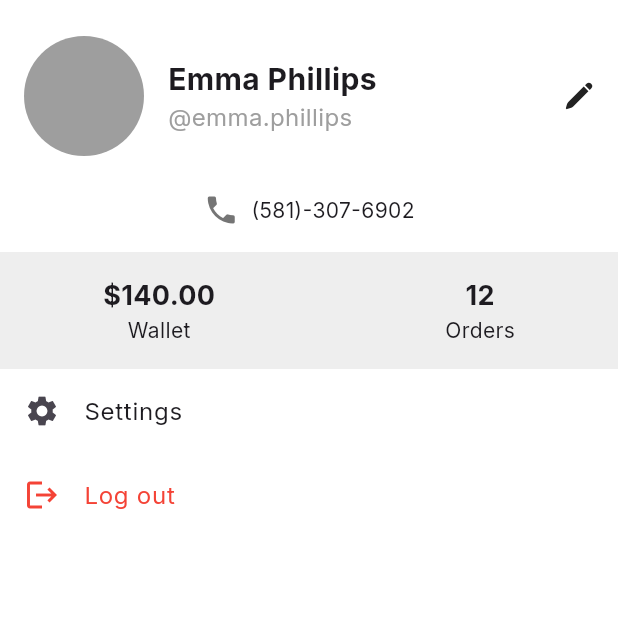
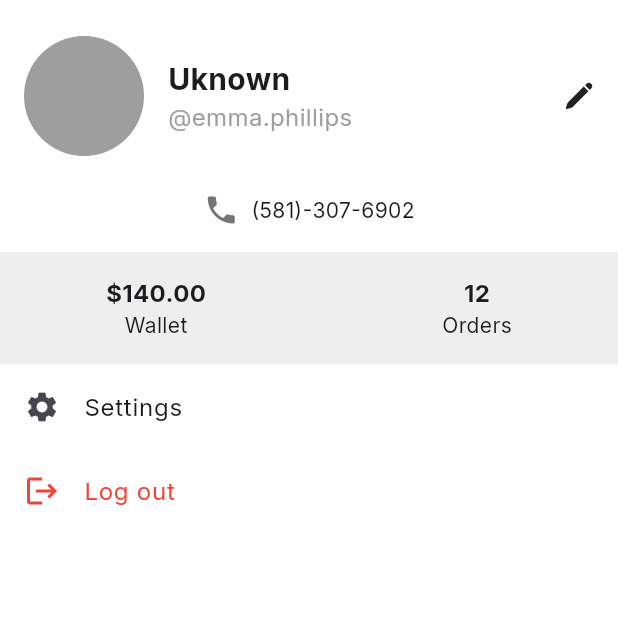
Before and after one commit to aurelwidyanti/wesbeng, a Flutter app: the ProfileScreen screen opened directly, after a tap on "Log out", on a phone screen of 412 x 824 dp, the top half of it. Run offline on Flutter 3.47's test engine with Material 3 defaults, Android fonts, the phone set to English and light mode, and no system bars; our stand-ins replace flutter_svg, form_field_validator, heroicons_flutter, shared_preferences; accounts and stored records are empty; network calls fail.

Commit message:
refactor: Implement user logout functionality and display user information in ProfileScreen

```diff
--- a/lib/screens/profile/profile_screen.dart
+++ b/lib/screens/profile/profile_screen.dart
@@ -1,5 +1,10 @@
 import 'package:flutter/material.dart';
 import 'package:heroicons_flutter/heroicons_flutter.dart';
+import 'package:provider/provider.dart';
+import 'package:wesbeng/helpers/sp_helper.dart';
+import 'package:wesbeng/providers/user_provider.dart';
+import 'package:wesbeng/screens/auth/login_screen.dart';
+import 'package:wesbeng/services/api_service.dart';
 
 class ProfileScreen extends StatefulWidget {
   const ProfileScreen({Key? key}) : super(key: key);
@@ -9,8 +14,39 @@ class ProfileScreen extends StatefulWidget {
 }
 
 class _ProfileScreenState extends State<ProfileScreen> {
+  final ApiService apiService = ApiService();
+
+  Future<void> _logout() async {
+    final response = await apiService.post('logout', {});
+    print(response.statusCode);
+    if (response.statusCode == 200) {
+      await SharedPreferencesHelper.clearAccessToken();
+      Navigator.pushAndRemoveUntil(
+        context,
+        MaterialPageRoute(
+          builder: (context) => const LoginScreen(),
+        ),
+        (_) => true,
+      );
+    } else {
+      ScaffoldMessenger.of(context).showSnackBar(
+        const SnackBar(
+          content: Text("An error occurred"),
+        ),
+      );
+    }
+  }
+
   @override
   Widget build(BuildContext context) {
+    final userProvider = Provider.of<UserProvider>(context);
+
+    if (userProvider.isFetching) {
+      return const Center(child: CircularProgressIndicator());
+    }
+
+    final user = userProvider.user;
+
     return Scaffold(
       backgroundColor: Colors.white,
       body: SafeArea(
@@ -20,34 +56,34 @@ class _ProfileScreenState extends State<ProfileScreen> {
               padding: const EdgeInsets.only(left: 16, right: 16, top: 24),
               child: Column(
                 children: [
-                  const Row(
+                  Row(
                     children: [
-                      CircleAvatar(
+                      const CircleAvatar(
                         radius: 40,
                         backgroundColor: Colors.grey,
                       ),
-                      SizedBox(width: 16),
+                      const SizedBox(width: 16),
                       Column(
                         crossAxisAlignment: CrossAxisAlignment.start,
                         children: [
                           Text(
-                            'Emma Phillips',
-                            style: TextStyle(
+                            user?.name ?? 'Uknown',
+                            style: const TextStyle(
                               fontSize: 20,
                               fontWeight: FontWeight.bold,
                             ),
                           ),
                           Text(
-                            '@emma.phillips',
-                            style: TextStyle(
+                            user?.email ?? '@emma.phillips',
+                            style: const TextStyle(
                               fontSize: 16,
                               color: Colors.grey,
                             ),
                           ),
                         ],
                       ),
-                      Spacer(),
-                      Icon(
+                      const Spacer(),
+                      const Icon(
                         HeroiconsSolid.pencil,
                         size: 20,
                       ),
@@ -59,7 +95,7 @@ class _ProfileScreenState extends State<ProfileScreen> {
                     children: [
                       Icon(Icons.phone, color: Colors.grey[600]),
                       const SizedBox(width: 8),
-                      const Text('(581)-307-6902'),
+                      Text(user?.phone ?? '(581)-307-6902'),
                     ],
                   ),
                 ],
@@ -77,7 +113,7 @@ class _ProfileScreenState extends State<ProfileScreen> {
                       Text(
                         '\$140.00',
                         style: TextStyle(
-                          fontSize: 18,
+                          fontSize: 16,
                           fontWeight: FontWeight.bold,
                         ),
                       ),
@@ -93,7 +129,7 @@ class _ProfileScreenState extends State<ProfileScreen> {
                       Text(
                         '12',
                         style: TextStyle(
-                          fontSize: 18,
+                          fontSize: 16,
                           fontWeight: FontWeight.bold,
                         ),
                       ),
@@ -107,19 +143,19 @@ class _ProfileScreenState extends State<ProfileScreen> {
               children: [
                 ListTile(
                   leading: const Icon(Icons.settings),
-                  title: Text('Settings'),
+                  title: const Text('Settings'),
                   onTap: () {
                     // Settings functionality
                   },
                 ),
                 ListTile(
                   leading: const Icon(Icons.logout, color: Colors.red),
-                  title: Text(
+                  title: const Text(
                     'Log out',
                     style: TextStyle(color: Colors.red),
                   ),
                   onTap: () {
-                    // Logout functionality
+                    _logout();
                   },
                 ),
               ],
```
